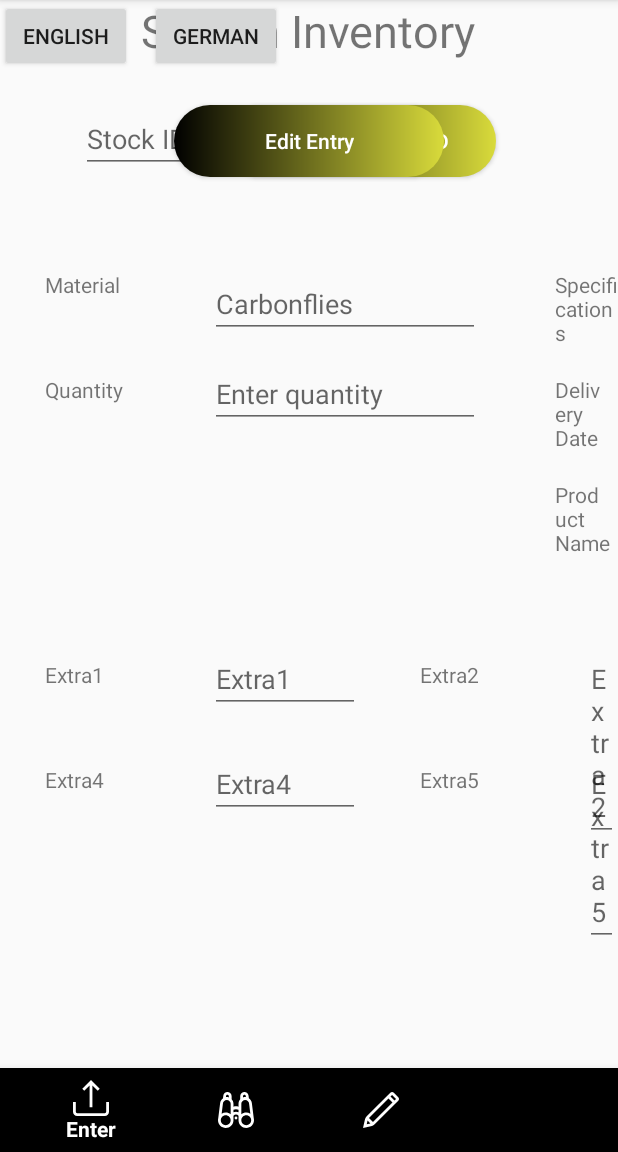
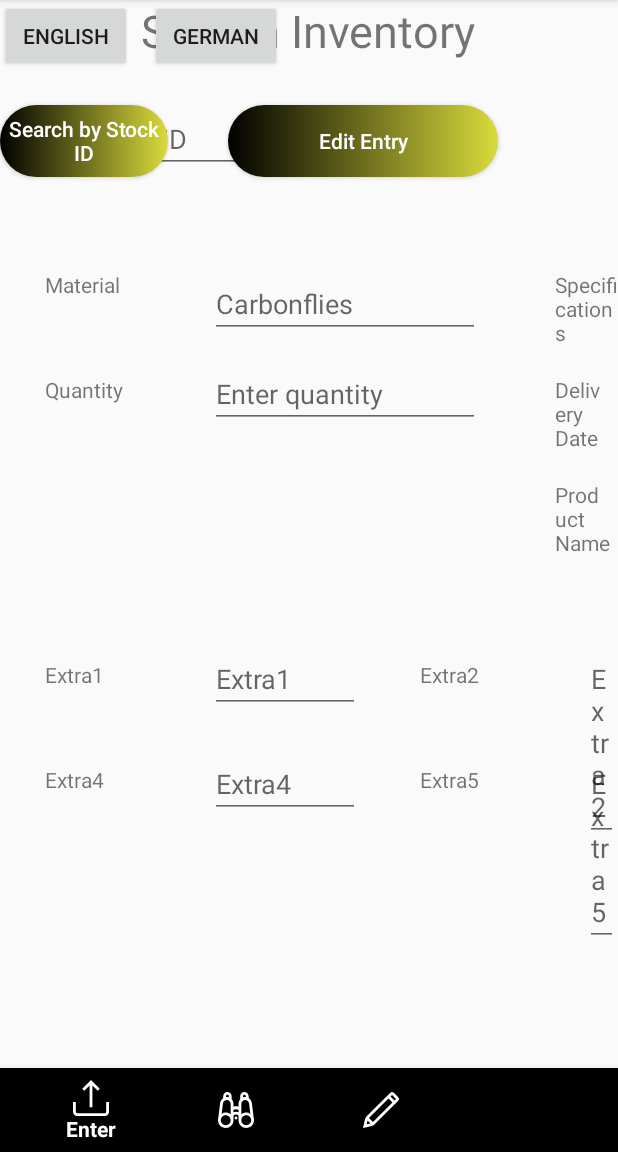
Before and after one commit to MattCas/TFC_Stockmaster, an Android app: the fragment EntryEditFragment placed in its activity, on a phone screen of 412 x 824 dp, the part 84-1236 px from its top. Run offline under Robolectric (Android 15) with nearby library versions, the phone set to English and light mode, and no system bars; libraries missing offline, so code that uses them is left out: com.github.chrisbanes.photoview, com.journeyapps.barcodescanner; plain views replace PhotoView; 1 statement that could not run was skipped.

Commit message:
qrcode fixed

```diff
--- a/app/src/main/res/layout/activity_main.xml
+++ b/app/src/main/res/layout/activity_main.xml
@@ -47,7 +47,7 @@
         android:layout_width="wrap_content"
         android:layout_height="wrap_content"
         android:text="TestDB Status"
-        android:layout_marginLeft="620dp"
+        android:layout_marginLeft="660dp"
         >
     </androidx.appcompat.widget.AppCompatButton>
 
--- a/app/src/main/res/layout/fragment_entry_edit.xml
+++ b/app/src/main/res/layout/fragment_entry_edit.xml
@@ -12,10 +12,22 @@
         android:layout_alignParentEnd="true"
         android:layout_alignParentRight="true"
         android:layout_marginTop="70dp"
-        android:layout_marginEnd="81dp"
-        android:layout_marginRight="81dp"
+        android:layout_marginRight="300dp"
         android:background="@drawable/tfc_custom_button"
         android:text="@string/stock_id_lookup"
+        android:textAllCaps="false"
+        android:textColor="#FFFFFF" />
+
+    <Button
+        android:id="@+id/edit_entry_send_button"
+        android:layout_width="180dp"
+        android:layout_height="wrap_content"
+        android:layout_alignParentEnd="true"
+        android:layout_alignParentRight="true"
+        android:layout_marginTop="70dp"
+        android:layout_marginRight="80dp"
+        android:background="@drawable/tfc_custom_button"
+        android:text="@string/modify_entry"
         android:textAllCaps="false"
         android:textColor="#FFFFFF" />
 
@@ -267,14 +279,5 @@
         android:layout_marginTop="610dp"
         android:visibility="visible" />
 
-    <Button
-        android:id="@+id/edit_entry_send_button"
-        android:layout_width="180dp"
-        android:layout_height="wrap_content"
-        android:layout_marginTop="70dp"
-        android:layout_centerHorizontal="true"
-        android:background="@drawable/tfc_custom_button"
-        android:text="@string/modify_entry"
-        android:textAllCaps="false"
-        android:textColor="#FFFFFF" />
+
 </RelativeLayout>
```
Also changed, not shown: app/src/main/java/com/TFCStockmaster/fragments/ManualEntryFragment.java (+7 -7 lines).
